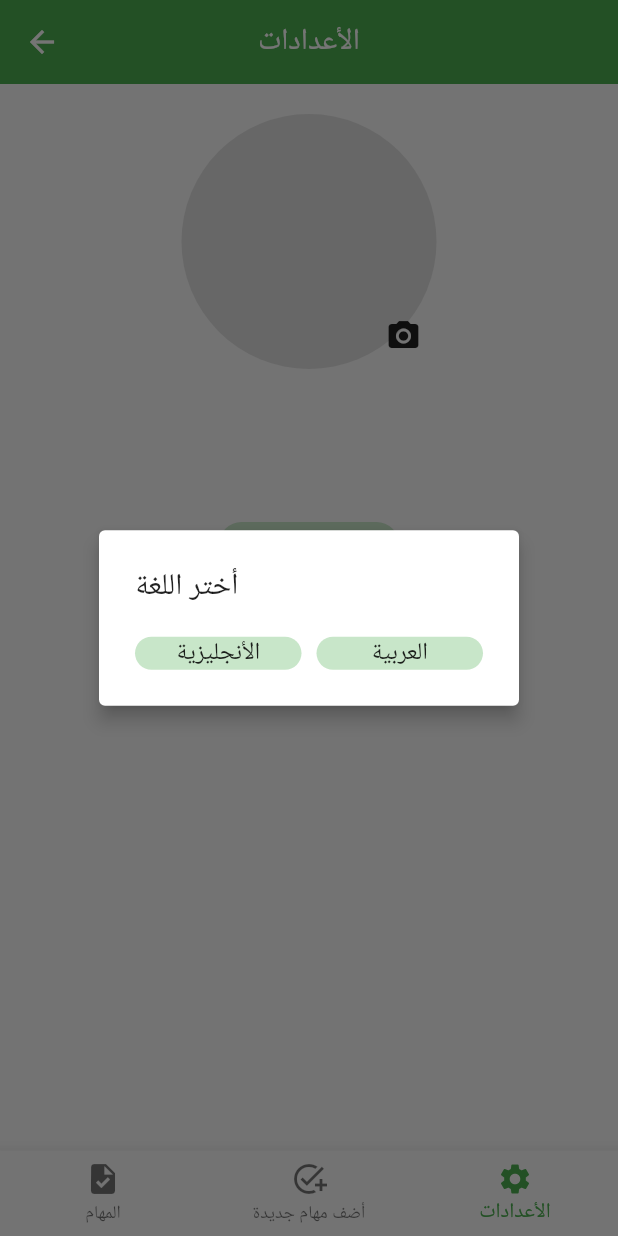
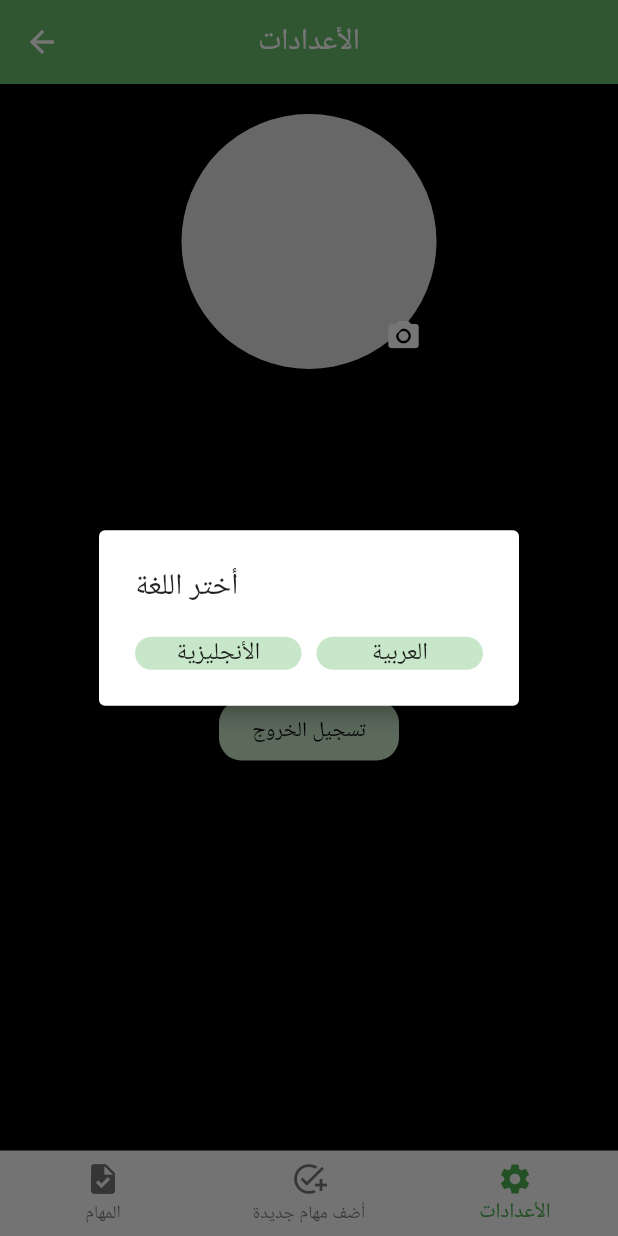
Before and after one commit to MomennIbrahim/ToDo-App, a Flutter app: the LayoutScreen screen opened directly, item 3 of the bottom bar chosen, after a tap on "تـغير اللغة", on a phone screen of 412 x 824 dp. Run offline on Flutter 3.47's test engine with Material 2 defaults, Android fonts, the phone set to English and light mode, and no system bars; our stand-ins replace bloc, buildcondition, cloud_firestore, firebase_auth, firebase_core, firebase_storage and 4 more; accounts and stored records are empty; network calls fail.

Commit message:
dark mode

```diff
--- a/lib/layout/layout_screen.dart
+++ b/lib/layout/layout_screen.dart
@@ -13,7 +13,7 @@ class LayoutScreen extends StatelessWidget {
       builder: (context, state) {
         var cubit = ToDoCubit.get(context);
         return Scaffold(
-          body: Scaffold(
+          backgroundColor: cubit.isDark == true? Colors.black:Colors.white,
             appBar: AppBar(
               centerTitle: true,
               title: Text(
@@ -21,7 +21,7 @@ class LayoutScreen extends StatelessWidget {
                 cubit.enTitles[cubit.currentIndex]:cubit.arTitles[cubit.currentIndex],
                 style: const TextStyle(color: Colors.white),
               ),
-              backgroundColor: Colors.green,
+              backgroundColor: Colors.green[400],
               elevation: 0.0,
             ),
             bottomNavigationBar: BottomNavigationBar(
@@ -50,8 +50,7 @@ class LayoutScreen extends StatelessWidget {
             body: Directionality(
                 textDirection: cubit.isLang==false? TextDirection.ltr:TextDirection.rtl,
                 child: cubit.screens[cubit.currentIndex]),
-          ),
-        );
+          );
       },
     );
   }
--- a/lib/layout/state.dart
+++ b/lib/layout/state.dart
@@ -3,6 +3,7 @@ abstract class ToDoStates{}
 class InitialToDoState extends ToDoStates{}
 
 class ChangeBottomNavBarState extends ToDoStates{}
+class ChangeThemeState extends ToDoStates{}
 class EnLangState extends ToDoStates{}
 class ArLangState extends ToDoStates{}
 
@@ -42,3 +43,5 @@ class UserUpdateErrorState extends ToDoStates{}
 class DeleteTaskErrorState extends ToDoStates{}
 
 class UpdateTaskErrorState extends ToDoStates{}
+
+class RemoveTokenSuccessState extends ToDoStates{}
--- a/lib/modules/login/login_screen.dart
+++ b/lib/modules/login/login_screen.dart
@@ -131,6 +131,7 @@ class LoginScreen extends StatelessWidget {
                                   const SizedBox(
                                     height: 30.0,
                                   ),
+                                  state is ToDoLoginLoadingState? const Center(child: CircularProgressIndicator(strokeWidth: 1.5,)):
                                   defaultMaterialButton(
                                       onPressed: () {
                                         if (formKey.currentState!.validate()) {
--- a/lib/modules/setting.dart
+++ b/lib/modules/setting.dart
@@ -4,9 +4,8 @@ import 'package:flutter/material.dart';
 import 'package:flutter_bloc/flutter_bloc.dart';
 import 'package:to_do_app/layout/cubit.dart';
 import 'package:to_do_app/layout/state.dart';
+import 'package:to_do_app/modules/login/login_screen.dart';
 import '../share/components.dart';
-import '../share/local/cache_helper.dart';
-import 'login/login_screen.dart';
 
 class SettingScreen extends StatelessWidget {
   const SettingScreen({Key? key}) : super(key: key);
@@ -16,7 +15,15 @@ class SettingScreen extends StatelessWidget {
     var image = ToDoCubit.get(context).image;
 
     return BlocConsumer<ToDoCubit, ToDoStates>(
-      listener: (context, state) {},
+      listener: (context, state) {
+        if (state is RemoveTokenSuccessState) {
+          navigateTo(context, LoginScreen());
+          ToDoCubit.get(context).currentIndex = 0;
+        }
+        if (state is UploadImageSuccessState) {
+          successSnackBar(context: context, text: 'Uploaded successfully');
+        }
+      },
       builder: (context, state) {
         return Padding(
           padding: const EdgeInsets.all(20.0),
@@ -62,14 +69,18 @@ class SettingScreen extends StatelessWidget {
                       onTap: () {
                         ToDoCubit.get(context).getProfileImage();
                       },
-                      child: const Padding(
-                        padding: EdgeInsets.all(10.0),
-                        child: Icon(Icons.camera_alt),
+                      child: Padding(
+                        padding: const EdgeInsets.all(10.0),
+                        child: Icon(
+                          Icons.camera_alt,
+                          color: ToDoCubit.get(context).isDark
+                              ? Colors.white
+                              : Colors.green,
+                        ),
                       ),
                     ),
                   ]),
-                  if (ToDoCubit.get(context).image != null) ...[
-                    if (state is! GetUserSuccessToDoState)
+                  if (state is PickedImageSuccessState)
                     defaultMaterialButton(
                         onPressed: () {
                           ToDoCubit.get(context).uploadImage();
@@ -77,7 +88,14 @@ class SettingScreen extends StatelessWidget {
                         text: ToDoCubit.get(context).isLang == false
                             ? 'Upload'
                             : 'رفع الصورة'),
-                  ],
+                  const SizedBox(
+                    height: 10.0,
+                  ),
+                  if (state is UploadImageLoadingState)
+                    const Center(
+                        child: CircularProgressIndicator(
+                      strokeWidth: 1.5,
+                    )),
                   if (state is UserUpdateLoadingState)
                     const LinearProgressIndicator(color: Colors.green),
                   const SizedBox(
@@ -108,14 +126,15 @@ class SettingScreen extends StatelessWidget {
                                 children: [
                                   Expanded(
                                       child: GestureDetector(
-                                        onTap:(){
+                                    onTap: () {
                                       ToDoCubit.get(context).changeEnLang();
                                       Navigator.pop(context);
                                     },
                                     child: Container(
                                         decoration: BoxDecoration(
                                           color: Colors.green[100],
-                                              borderRadius: BorderRadius.circular(15.0),
+                                          borderRadius:
+                                              BorderRadius.circular(15.0),
                                         ),
                                         child: const Text(
                                           'الأنجليزية',
@@ -127,14 +146,15 @@ class SettingScreen extends StatelessWidget {
                                   ),
                                   Expanded(
                                       child: GestureDetector(
-                                        onTap:(){
+                                    onTap: () {
                                       ToDoCubit.get(context).changeArLang();
                                       Navigator.pop(context);
                                     },
                                     child: Container(
                                       decoration: BoxDecoration(
                                         color: Colors.green[100],
-                                            borderRadius: BorderRadius.circular(15.0),
+                                        borderRadius:
+                                            BorderRadius.circular(15.0),
                                       ),
                                       child: const Text('العربية',
                                           textAlign: TextAlign.center),
@@ -150,13 +170,56 @@ class SettingScreen extends StatelessWidget {
                           decoration: BoxDecoration(
                               color: Colors.green[100],
                               borderRadius: BorderRadius.circular(15.0)),
-                          width:ToDoCubit.get(context).isLang==false? 180.0:120.0,
+                          width: ToDoCubit.get(context).isLang == false
+                              ? 180.0
+                              : 120.0,
                           height: 40.0,
                           child: Center(
                             child: Padding(
                               padding: const EdgeInsets.all(8.0),
                               child: Text(
-                                ToDoCubit.get(context).isLang==false?'Change Language':'تـغير اللغة',
+                                ToDoCubit.get(context).isLang == false
+                                    ? 'Change Language'
+                                    : 'تـغير اللغة',
+                                style: const TextStyle(
+                                  color: Colors.black,
+                                  fontSize: 14.0,
+                                ),
+                              ),
+                            ),
+                          ),
+                        ),
+                      ),
+                    ),
+                  ),
+                  const SizedBox(
+                    height: 15.0,
+                  ),
+                  Padding(
+                    padding: const EdgeInsets.symmetric(horizontal: 12.0),
+                    child: Center(
+                      child: InkWell(
+                        onTap: () {
+                          ToDoCubit.get(context).changeMode();
+                        },
+                        child: Container(
+                          decoration: BoxDecoration(
+                              color: Colors.green[100],
+                              borderRadius: BorderRadius.circular(15.0)),
+                          width: 120.0,
+                          height: 40.0,
+                          child: Center(
+                            child: Padding(
+                              padding:
+                                  const EdgeInsets.symmetric(horizontal: 8.0),
+                              child: Text(
+                                ToDoCubit.get(context).isDark
+                                    ? ToDoCubit.get(context).isLang
+                                        ? 'وضع الضوء'
+                                        : 'Light Mode'
+                                    : ToDoCubit.get(context).isLang
+                                        ? 'الوضع المظلم'
+                                        : 'Dark Mode',
                                 style: const TextStyle(
                                   color: Colors.black,
                                   fontSize: 14.0,
@@ -173,9 +236,7 @@ class SettingScreen extends StatelessWidget {
                     child: Center(
                       child: InkWell(
                         onTap: () {
-                          CacheHelper.removeData(key: 'uId').then((value) {
-                            navigateTo(context, LoginScreen());
-                          });
+                          ToDoCubit.get(context).removeToken();
                         },
                         child: Padding(
                           padding: const EdgeInsets.symmetric(vertical: 14.0),
@@ -187,9 +248,12 @@ class SettingScreen extends StatelessWidget {
                             height: 40.0,
                             child: Center(
                               child: Padding(
-                                padding: const EdgeInsets.symmetric(horizontal:8.0),
+                                padding:
+                                    const EdgeInsets.symmetric(horizontal: 8.0),
                                 child: Text(
-                                  ToDoCubit.get(context).isLang==false?'Logout':'تسجيل الخروج',
+                                  ToDoCubit.get(context).isLang == false
+                                      ? 'Logout'
+                                      : 'تسجيل الخروج',
                                   style: const TextStyle(
                                     color: Colors.black,
                                     fontSize: 14.0,
--- a/lib/share/components.dart
+++ b/lib/share/components.dart
@@ -12,7 +12,8 @@ Widget defaultTextFormField({
   String? validateText,
   IconButton? suffixIcon,
   bool obscure = false,
-  int maxLines = 1
+  int maxLines = 1,
+  bool enabled = true,
 }) {
   return TextFormField(
     controller: controller,
@@ -25,7 +26,8 @@ Widget defaultTextFormField({
             borderRadius: BorderRadius.circular(25.0)),
         hintText: text,
         filled: true,
-        fillColor: Colors.black12,
+        fillColor: ToDoCubit.get(context).isDark? Colors.white70 : Colors.black12,
+        enabled: enabled ,
         suffixIcon: suffixIcon,
         prefixIcon: prefixIcon,
         iconColor: Theme.of(context).primaryColor),
```
Also changed, not shown: lib/layout/cubit.dart (+21 -1 lines), lib/main.dart (+26 -13 lines), lib/modules/add_task.dart (+73 -26 lines), pubspec.lock, 1 other file. Lines whose indentation alone changed are shown as unchanged.
